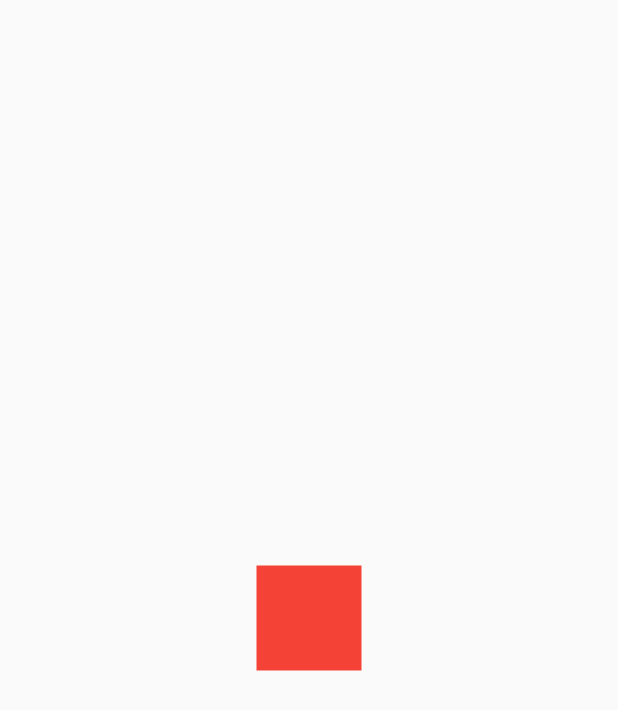
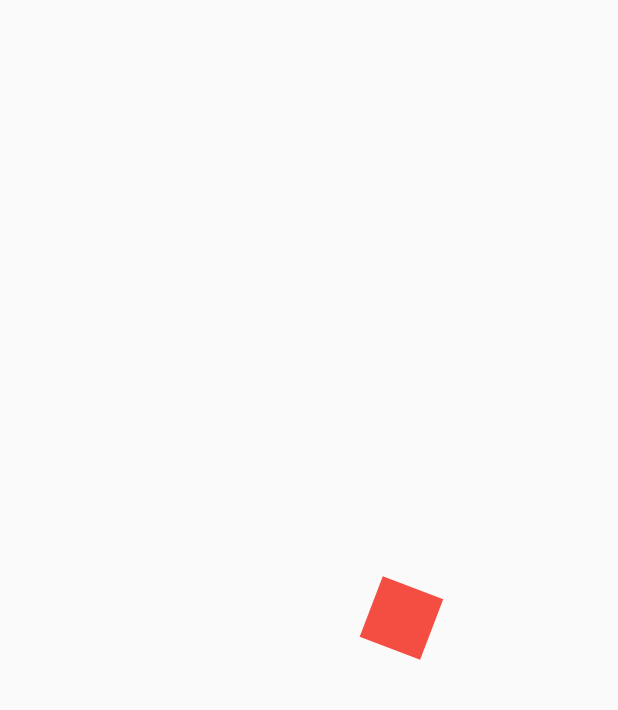
Before and after one commit to julianfrancodev/bug-free-flutter-painter-animatios, a Flutter app: the first screen one second after launch, on a phone screen of 412 x 824 dp. Shown: the top 710 px of the screen. Run offline on Flutter 3.47's test engine with Material 2 defaults, Android fonts, the phone set to English and light mode, and no system bars.

Commit message:
feat: improve animations

```diff
--- a/lib/pages/animations_page.dart
+++ b/lib/pages/animations_page.dart
@@ -1,4 +1,5 @@
 import 'package:flutter/material.dart';
+import 'dart:math' as Math;
 
 class AnimationsPage extends StatelessWidget {
   @override
@@ -17,9 +18,7 @@ class _Rectagle extends StatelessWidget {
     return Container(
       width: 70,
       height: 70,
-      decoration: BoxDecoration(
-        color: Colors.red
-      ),
+      decoration: BoxDecoration(color: Colors.red),
     );
   }
 }
@@ -29,9 +28,66 @@ class AnimatedRectagle extends StatefulWidget {
   _AnimatedRectagleState createState() => _AnimatedRectagleState();
 }
 
-class _AnimatedRectagleState extends State<AnimatedRectagle> {
+class _AnimatedRectagleState extends State<AnimatedRectagle>
+    with SingleTickerProviderStateMixin {
+  AnimationController controller;
+  Animation<double> rotation;
+  Animation<double> opacity;
+  Animation<double> moveToRight;
+  Animation<double> scale;
+
+  @override
+  void initState() {
+    // TODO: implement initState
+    controller = new AnimationController(
+        vsync: this, duration: Duration(milliseconds: 4000));
+    rotation = Tween(begin: 0.0, end: 2.0 * Math.pi)
+        .animate(CurvedAnimation(parent: controller, curve: Curves.easeOut));
+
+    opacity = Tween(begin: 0.1, end: 1.0).animate((CurvedAnimation(
+        parent: controller, curve: Interval(0, 0.25, curve: Curves.easeOut))));
+
+    moveToRight = Tween(begin: 0.0, end: 200.0)
+        .animate(CurvedAnimation(parent: controller, curve: Curves.easeOut));
+
+    scale = Tween(begin: 0.0, end: 2.0)
+        .animate(CurvedAnimation(parent: controller, curve: Curves.easeOut));
+
+    controller.addListener(() {
+      print('Status ${controller.status}');
+
+      if (controller.status == AnimationStatus.completed) {
+        controller.reverse();
+      }
+    });
+
+    super.initState();
+  }
+
+  @override
+  void dispose() {
+    // TODO: implement dispose
+    controller.dispose();
+    super.dispose();
+  }
+
   @override
   Widget build(BuildContext context) {
-    return _Rectagle();
+    controller.forward();
+    return AnimatedBuilder(
+      animation: controller,
+      child: _Rectagle(),
+      builder: (context, child) {
+        return Transform.translate(
+          offset: Offset(moveToRight.value, 0),
+          child: Transform.rotate(
+              angle: rotation.value,
+              child: Opacity(
+                opacity: opacity.value,
+                child: Transform.scale(scale: scale.value, child: child),
+              )),
+        );
+      },
+    );
   }
 }
```
